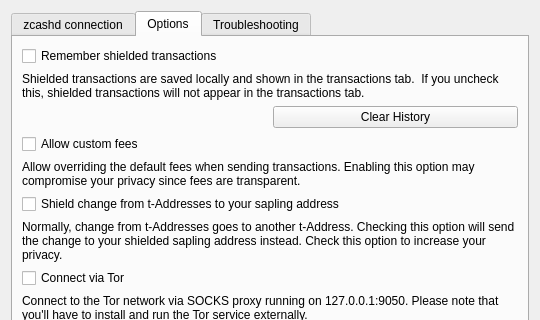
Above: src/settings.ui from adityapk00/zecwallet-lite before the change; both pictures show x 0 to 540 and y 0 to 320 of the 540 by 539 pixel window. Below: the same form after it.
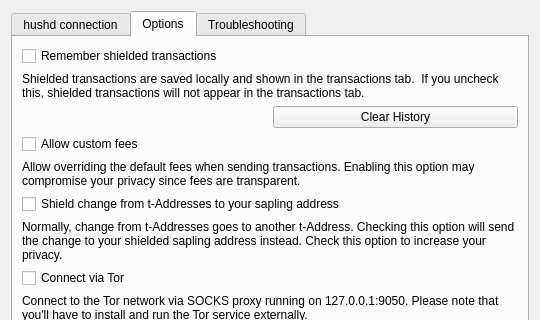
That is the form after the change.

Diff of the .ui file:
```diff
--- a/src/settings.ui
+++ b/src/settings.ui
@@ -30,7 +30,7 @@
      </property>
      <widget class="QWidget" name="tab">
       <attribute name="title">
-       <string>zcashd connection</string>
+       <string>hushd connection</string>
       </attribute>
       <layout class="QVBoxLayout" name="verticalLayout_3">
        <item>
```
